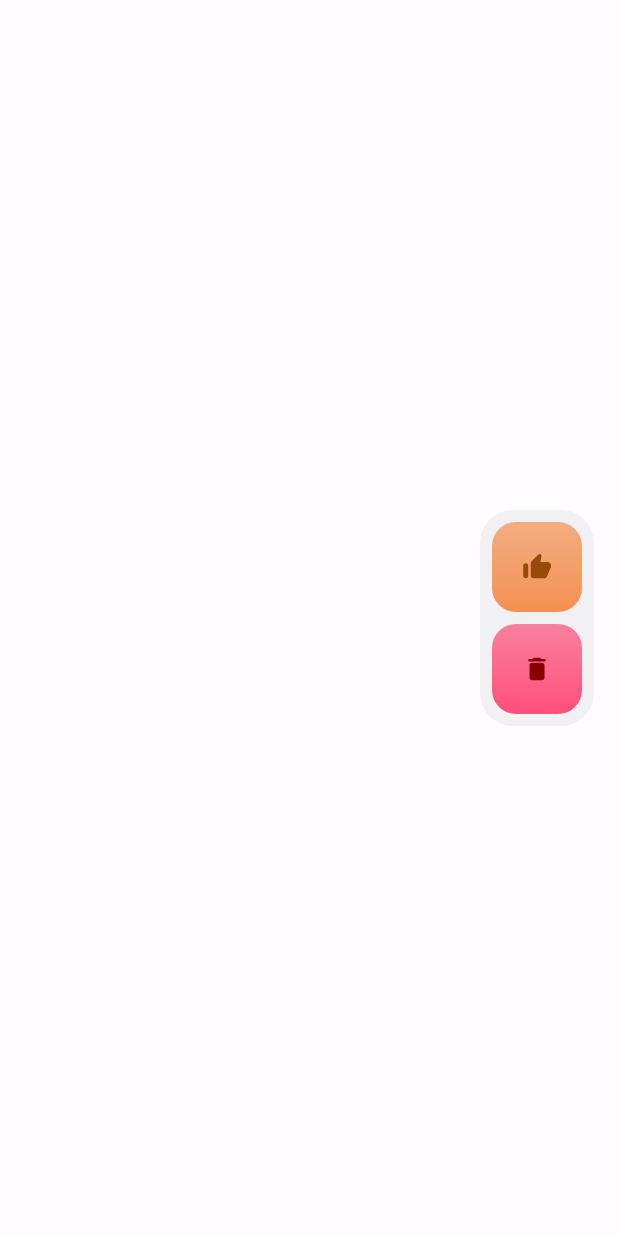
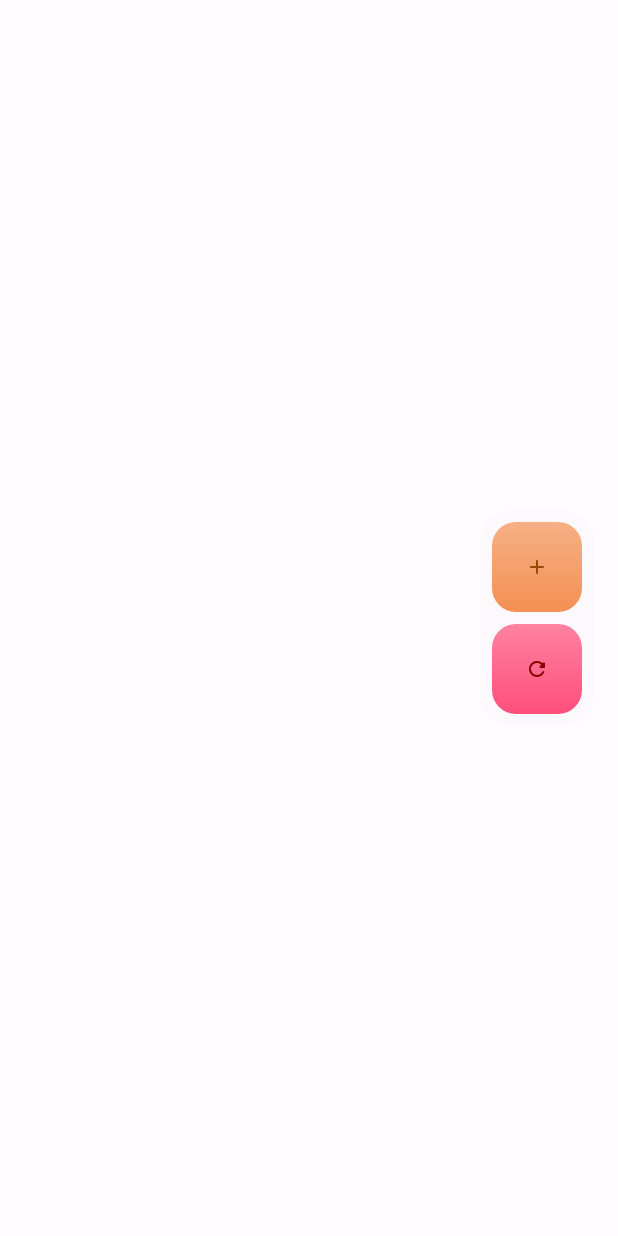
Before and after one commit to Rahkeen/HydroHomie, an Android app built with Jetpack Compose: the composable Hydration shown on its own in the app's theme, on a phone screen of 412 x 824 dp. Run offline under Robolectric (Android 15) with nearby library versions, the phone set to English and light mode, and no system bars; libraries missing offline, so code that uses them is left out: com.airbnb.mvrx; 3 statements that could not run were skipped.

Commit message:
UI Tweaks + Simple Animation for Hydration

```diff
--- a/app/src/main/java/com/rikin/hydrohomie/design/Color.kt
+++ b/app/src/main/java/com/rikin/hydrohomie/design/Color.kt
@@ -7,6 +7,8 @@ val OzoneOrange = Color(0xFFF49052)
 val OzoneOrangeDark = Color(0xFF984A0A)
 val RadRed = Color(0xFFff4f7b)
 val RadRedDark = Color(0xFF890000)
+val Yellowstone = Color(0xFFFFE082)
+val YellowstoneDark = Color(0xFF4d4e01)
 
 val WispyWhite = Color(0xFFFFFBFE)
 val BoldBlack = Color(0xFF1C1B1F)
--- a/app/src/main/java/com/rikin/hydrohomie/design/Components.kt
+++ b/app/src/main/java/com/rikin/hydrohomie/design/Components.kt
@@ -29,8 +29,6 @@ fun HydroIconButton(
   iconDescription: String,
   action: () -> Unit,
 ) {
-
-
   Box(
     modifier = Modifier
       .width(ButtonWidth)
@@ -44,7 +42,7 @@ fun HydroIconButton(
     contentAlignment = Alignment.Center
   ) {
     Icon(
-      modifier = Modifier.size(20.dp),
+      modifier = Modifier.size(16.dp),
       imageVector = icon,
       contentDescription = iconDescription,
       tint = iconTint
--- a/app/src/main/java/com/rikin/hydrohomie/features/hydration/ui/Hydration.kt
+++ b/app/src/main/java/com/rikin/hydrohomie/features/hydration/ui/Hydration.kt
@@ -1,5 +1,10 @@
 package com.rikin.hydrohomie.features.hydration.ui
 
+import androidx.compose.animation.core.LinearEasing
+import androidx.compose.animation.core.animateDp
+import androidx.compose.animation.core.animateFloatAsState
+import androidx.compose.animation.core.tween
+import androidx.compose.animation.core.updateTransition
 import androidx.compose.foundation.background
 import androidx.compose.foundation.layout.Arrangement
 import androidx.compose.foundation.layout.Box
@@ -12,9 +17,10 @@ import androidx.compose.foundation.layout.wrapContentSize
 import androidx.compose.foundation.shape.RoundedCornerShape
 import androidx.compose.material.MaterialTheme
 import androidx.compose.material.icons.Icons
-import androidx.compose.material.icons.rounded.Delete
-import androidx.compose.material.icons.rounded.ThumbUp
+import androidx.compose.material.icons.rounded.Add
+import androidx.compose.material.icons.rounded.Refresh
 import androidx.compose.runtime.Composable
+import androidx.compose.runtime.getValue
 import androidx.compose.ui.Alignment
 import androidx.compose.ui.Modifier
 import androidx.compose.ui.graphics.Brush
@@ -36,11 +42,47 @@ fun Hydration(state: AppState, actions: (AppAction) -> Unit) {
       .fillMaxSize()
       .background(color = MaterialTheme.colors.background)
   ) {
+    val fillPercent by animateFloatAsState(
+      targetValue = state.count / state.goal,
+      animationSpec = tween(
+        durationMillis = 300,
+        easing = LinearEasing
+      )
+    )
+
+    val cornerTransition = updateTransition(
+      targetState = state,
+      label = "CornerTransition"
+    )
+
+    val waterCornerRadius by cornerTransition.animateDp(
+      transitionSpec = {
+        tween(
+          durationMillis = 300,
+          easing = LinearEasing
+        )
+      },
+      label = "WaterCornerRadius"
+    ) { state ->
+      when {
+        state.count > 0 && state.count < state.goal -> 16.dp
+        else -> 0.dp
+      }
+    }
+
     Box(
       modifier = Modifier
         .fillMaxWidth()
-        .fillMaxHeight(fraction = state.count / state.goal)
-        .background(brush = Brush.verticalGradient(colors = listOf(BlueSkiesStart, BlueSkiesEnd)))
+        .fillMaxHeight(fraction = fillPercent)
+        .background(
+          shape = RoundedCornerShape(waterCornerRadius),
+          brush = Brush.verticalGradient(
+            colors = listOf(
+              BlueSkiesStart,
+              BlueSkiesEnd
+            )
+          )
+        )
         .align(Alignment.BottomCenter)
     )
 
@@ -48,7 +90,10 @@ fun Hydration(state: AppState, actions: (AppAction) -> Unit) {
       modifier = Modifier
         .wrapContentSize()
         .padding(end = 16.dp)
-        .background(color = MaterialTheme.colors.surface, shape = RoundedCornerShape(22.dp))
+        .background(
+          color = MaterialTheme.colors.surface.copy(alpha = 0.3F),
+          shape = RoundedCornerShape(22.dp)
+        )
         .padding(8.dp)
         .align(Alignment.CenterEnd),
       verticalArrangement = Arrangement.spacedBy(
@@ -61,7 +106,7 @@ fun Hydration(state: AppState, actions: (AppAction) -> Unit) {
       HydroIconButton(
         backgroundColor = OzoneOrange,
         iconTint = OzoneOrangeDark,
-        icon = Icons.Rounded.ThumbUp,
+        icon = Icons.Rounded.Add,
         iconDescription = "Add",
         action = {
           actions(
@@ -73,7 +118,7 @@ fun Hydration(state: AppState, actions: (AppAction) -> Unit) {
       HydroIconButton(
         backgroundColor = RadRed,
         iconTint = RadRedDark,
-        icon = Icons.Rounded.Delete,
+        icon = Icons.Rounded.Refresh,
         iconDescription = "Clear",
         action = {
           actions(
```
